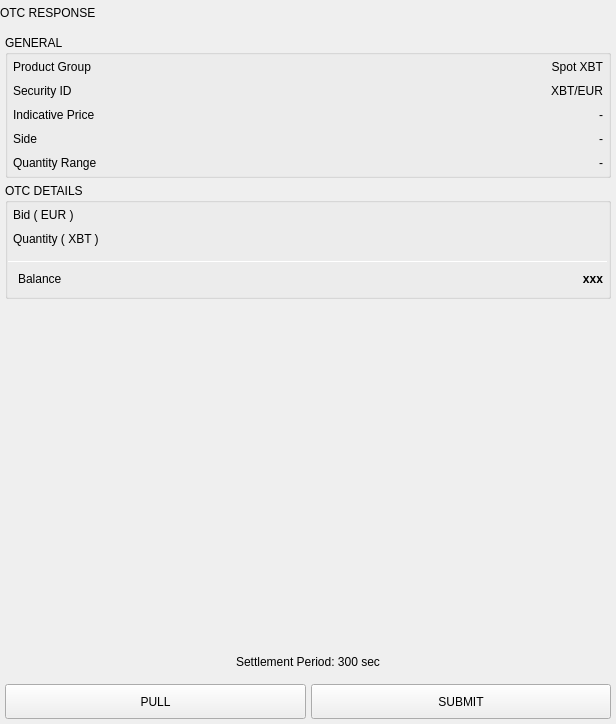
This is BlockSettleUILib/ChatUI/OTCShieldWidgets/CreateOTCResponseWidget.ui in BlockSettle/terminal as Qt 5 draws it before an edit. The edited form follows.
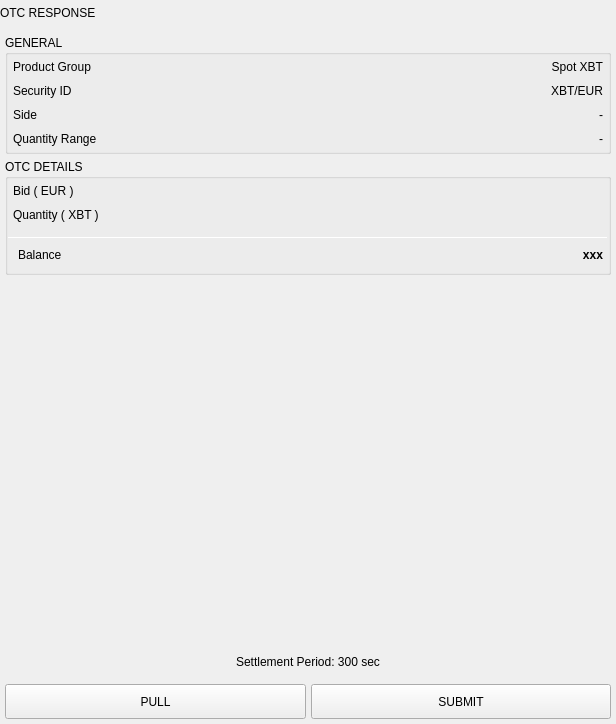
This is the edited form. Custom widgets are drawn as their Qt base class.

The edit to the form file:
```diff
--- a/BlockSettleUILib/ChatUI/OTCShieldWidgets/CreateOTCResponseWidget.ui
+++ b/BlockSettleUILib/ChatUI/OTCShieldWidgets/CreateOTCResponseWidget.ui
@@ -183,47 +183,6 @@
            </item>
           </layout>
          </item>
-         <item>
-          <widget class="QWidget" name="indicativePriceWidget" native="true">
-           <layout class="QHBoxLayout" name="indicativePriceLayout">
-            <property name="spacing">
-             <number>5</number>
-            </property>
-            <property name="leftMargin">
-             <number>0</number>
-            </property>
-            <property name="topMargin">
-             <number>0</number>
-            </property>
-            <property name="rightMargin">
-             <number>0</number>
-            </property>
-            <property name="bottomMargin">
-             <number>0</number>
-            </property>
-            <item>
-             <widget class="QLabel" name="indicativePriceLabel">
-              <property name="text">
-               <string>Indicative Price</string>
-              </property>
-             </widget>
-            </item>
-            <item>
-             <widget class="QLabel" name="indicativePriceValue">
-              <property name="text">
-               <string>-</string>
-              </property>
-              <property name="alignment">
-               <set>Qt::AlignRight|Qt::AlignTrailing|Qt::AlignVCenter</set>
-              </property>
-              <property name="whiteLabel" stdset="0">
-               <bool>true</bool>
-              </property>
-             </widget>
-            </item>
-           </layout>
-          </widget>
-         </item>
          <item>
           <widget class="QWidget" name="sideWidget" native="true">
            <layout class="QHBoxLayout" name="sideLayout">
```
